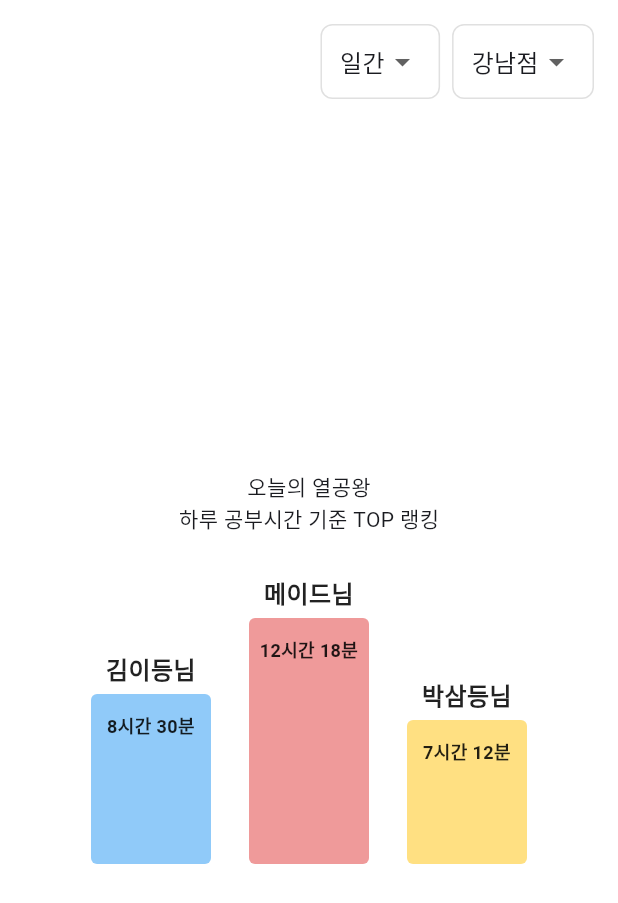
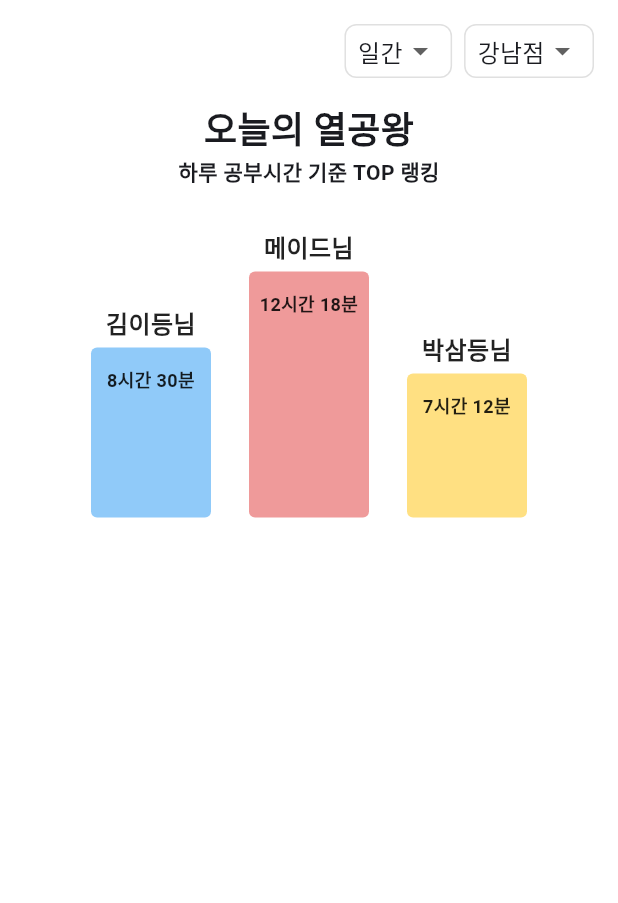
Before and after one commit to idikim/musoft_sample_app, a Flutter app: the RankingPage widget shown alone on an empty page, opened directly, on a phone screen of 412 x 824 dp. Shown: the top 903 px of the screen. Run offline on Flutter 3.47's test engine with Material 3 defaults, Android fonts, the phone set to English and light mode, and no system bars; drawn by our look-alikes of fl_chart; our stand-ins replace cached_network_image, device_info_plus, firebase_core, firebase_messaging, flutter_local_notifications, flutter_riverpod and 7 more; missing offline and left inert: flutter_inappwebview; accounts and stored records are empty; Roboto replaces fonts that are missing (Pretendard); project files that could hold a hidden picture were left out.

Commit message:
design: 랭킹 페이지 레이아웃 변경

```diff
--- a/lib/view/life_page/study_time/ranking_page.dart
+++ b/lib/view/life_page/study_time/ranking_page.dart
@@ -51,7 +51,8 @@ class _RankingPageState extends State<RankingPage> {
             mainAxisAlignment: MainAxisAlignment.end,
             children: [
               Container(
-                padding: EdgeInsets.symmetric(horizontal: 12),
+                padding: EdgeInsets.symmetric(horizontal: 8),
+                height: 36,
                 decoration: BoxDecoration(
                   border: Border.all(color: Colors.grey.shade300),
                   borderRadius: BorderRadius.circular(8),
@@ -74,7 +75,8 @@ class _RankingPageState extends State<RankingPage> {
                 ),
               ),
               Container(
-                padding: EdgeInsets.symmetric(horizontal: 12),
+                padding: EdgeInsets.symmetric(horizontal: 8),
+                height: 36,
                 decoration: BoxDecoration(
                   border: Border.all(color: Colors.grey.shade300),
                   borderRadius: BorderRadius.circular(8),
@@ -100,12 +102,16 @@ class _RankingPageState extends State<RankingPage> {
           ),
           SizedBox(height: 16),
           Expanded(
-            child: Center(
             child: Column(
-                mainAxisAlignment: MainAxisAlignment.center,
               children: [
-                  Text('오늘의 열공왕'),
-                  Text('하루 공부시간 기준 TOP 랭킹'),
+                Text(
+                  '오늘의 열공왕',
+                  style: TextStyle(fontSize: 24, fontWeight: FontWeight.bold),
+                ),
+                Text(
+                  '하루 공부시간 기준 TOP 랭킹',
+                  style: TextStyle(fontWeight: FontWeight.bold),
+                ),
                 SizedBox(height: 20),
                 SizedBox(
                   height: 200,
@@ -120,8 +126,7 @@ class _RankingPageState extends State<RankingPage> {
                             minY: 0,
                             barTouchData: BarTouchData(
                               touchTooltipData: BarTouchTooltipData(
-                                  getTooltipColor:
-                                      (group) => Colors.transparent,
+                                getTooltipColor: (group) => Colors.transparent,
                                 tooltipPadding: const EdgeInsets.all(0),
                                 tooltipMargin: -30,
                                 getTooltipItem: (
@@ -194,9 +199,7 @@ class _RankingPageState extends State<RankingPage> {
                                         color:
                                             colors[entry.key % colors.length],
                                         width: 80,
-                                          borderRadius: BorderRadius.circular(
-                                            4,
-                                          ),
+                                        borderRadius: BorderRadius.circular(4),
                                       ),
                                     ],
                                     showingTooltipIndicators: [0],
@@ -211,7 +214,6 @@ class _RankingPageState extends State<RankingPage> {
               ],
             ),
           ),
-          ),
         ],
       ),
     );
```
Lines whose indentation alone changed are shown as unchanged.
